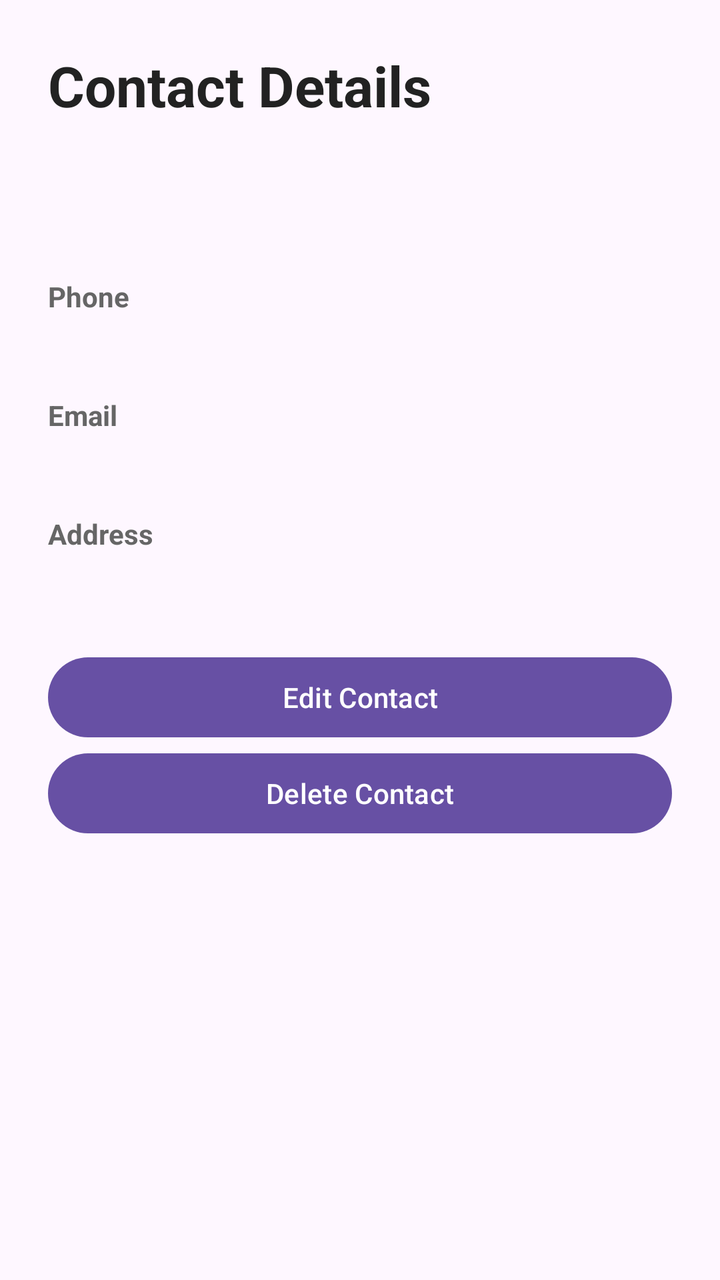
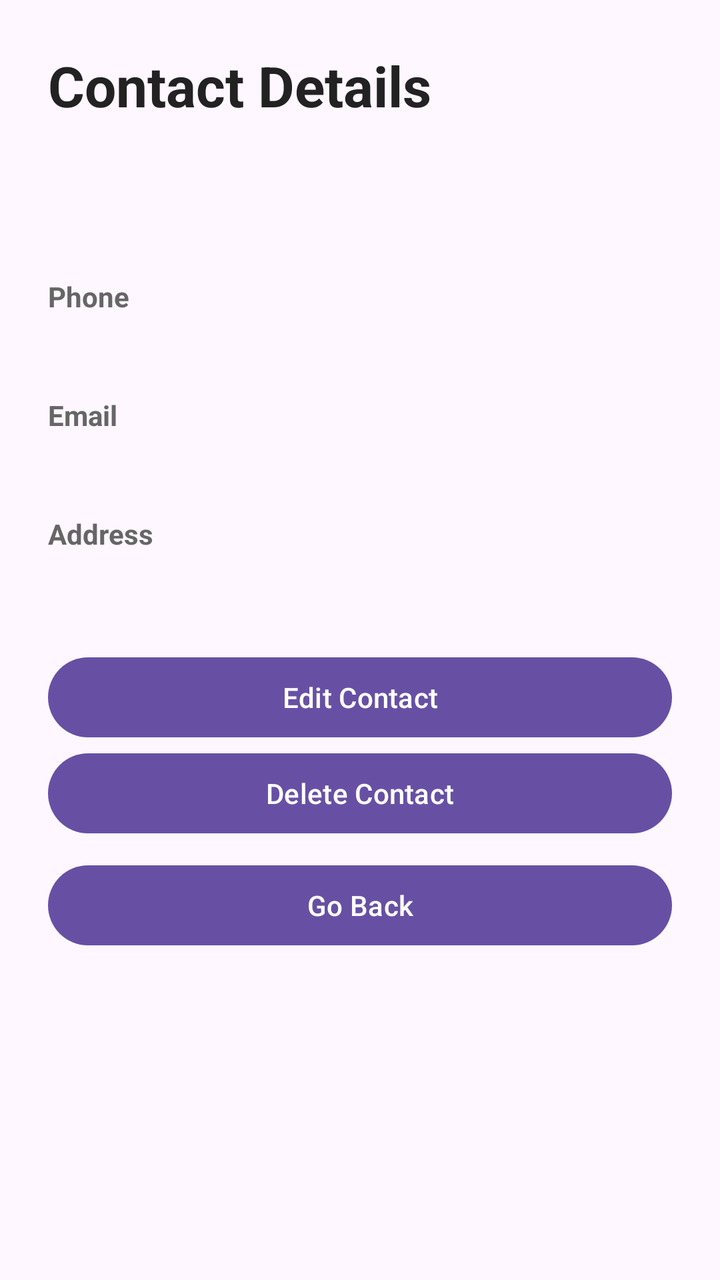

Before-and-after screenshots of an Android layout around one commit, followed by the original layout XML and the change that was made.
<!-- AndroidManifest.xml: application theme Theme.Ft_hangout -->
<!-- res/layout/activity_contact_details.xml -->
<?xml version="1.0" encoding="utf-8"?>
<ScrollView xmlns:android="http://schemas.android.com/apk/res/android"
    android:layout_width="match_parent"
    android:layout_height="match_parent"
    android:fillViewport="true">

    <LinearLayout
        android:id="@+id/detailsLayout"
        android:layout_width="match_parent"
        android:layout_height="wrap_content"
        android:orientation="vertical"
        android:padding="24dp">

        <TextView
            android:layout_width="match_parent"
            android:layout_height="wrap_content"
            android:text="Contact Details"
            android:textSize="28sp"
            android:textStyle="bold"
            android:textColor="#222222"
            android:paddingBottom="24dp" />

        <TextView
            android:id="@+id/detailName"
            android:layout_width="match_parent"
            android:layout_height="wrap_content"
            android:textSize="22sp"
            android:textStyle="bold"
            android:textColor="#222222"
            android:paddingBottom="24dp" />

        <TextView
            android:layout_width="match_parent"
            android:layout_height="wrap_content"
            android:text="Phone"
            android:textStyle="bold"
            android:textColor="#666666" />

        <TextView
            android:id="@+id/detailPhone"
            android:layout_width="match_parent"
            android:layout_height="wrap_content"
            android:textSize="18sp"
            android:textColor="#222222"
            android:paddingBottom="16dp" />

        <TextView
            android:layout_width="match_parent"
            android:layout_height="wrap_content"
            android:text="Email"
            android:textStyle="bold"
            android:textColor="#666666" />

        <TextView
            android:id="@+id/detailEmail"
            android:layout_width="match_parent"
            android:layout_height="wrap_content"
            android:textSize="18sp"
            android:textColor="#222222"
            android:paddingBottom="16dp" />

        <TextView
            android:layout_width="match_parent"
            android:layout_height="wrap_content"
            android:text="Address"
            android:textStyle="bold"
            android:textColor="#666666" />

        <TextView
            android:id="@+id/detailAddress"
            android:layout_width="match_parent"
            android:layout_height="wrap_content"
            android:textSize="18sp"
            android:textColor="#222222"
            android:paddingBottom="24dp" />

        <Button
            android:id="@+id/editContactButton"
            android:layout_width="match_parent"
            android:layout_height="wrap_content"
            android:text="Edit Contact" />

        <Button
            android:id="@+id/deleteContactButton"
            android:layout_width="match_parent"
            android:layout_height="wrap_content"
            android:text="Delete Contact" />

    </LinearLayout>
</ScrollView>
<!-- resources referenced by this layout -->
<resources>
  <style name="Theme.Ft_hangout" parent="Base.Theme.Ft_hangout" />
  <style name="Base.Theme.Ft_hangout" parent="Theme.Material3.DayNight.NoActionBar">
          
          
      </style>
</resources>

<!-- the commit's change to res/layout/activity_contact_details.xml (unified diff, before → after) -->
@@ -85,6 +85,12 @@
             android:layout_width="match_parent"
             android:layout_height="wrap_content"
             android:text="Delete Contact" />
+        <Button
+            android:id="@+id/goBackButton"
+            android:layout_width="match_parent"
+            android:layout_height="wrap_content"
+            android:text="Go Back"
+            android:layout_marginTop="8dp" />
 
     </LinearLayout>
 </ScrollView>
